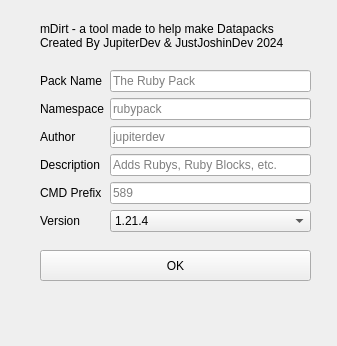
This is lib/details.ui in Faith-and-Code-Technologies/mDirt as Qt 5 draws it before an edit. The edited form follows.
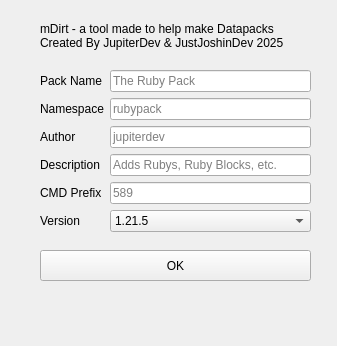
This is the edited form.

```diff
--- a/lib/details.ui
+++ b/lib/details.ui
@@ -136,6 +136,11 @@
       <property name="toolTip">
        <string>&lt;html&gt;&lt;head/&gt;&lt;body&gt;&lt;p&gt;The version your packs will work for.&lt;br/&gt;&lt;span style=&quot; font-weight:700;&quot;&gt;1.21.4 highly recommended!&lt;/span&gt;&lt;/p&gt;&lt;/body&gt;&lt;/html&gt;</string>
       </property>
+      <item>
+       <property name="text">
+        <string>1.21.5</string>
+       </property>
+      </item>
       <item>
        <property name="text">
         <string>1.21.4</string>
@@ -161,7 +166,7 @@
    </property>
    <property name="text">
     <string>mDirt - a tool made to help make Datapacks
-Created By JupiterDev &amp; JustJoshinDev 2024</string>
+Created By JupiterDev &amp; JustJoshinDev 2025</string>
    </property>
   </widget>
  </widget>
```
